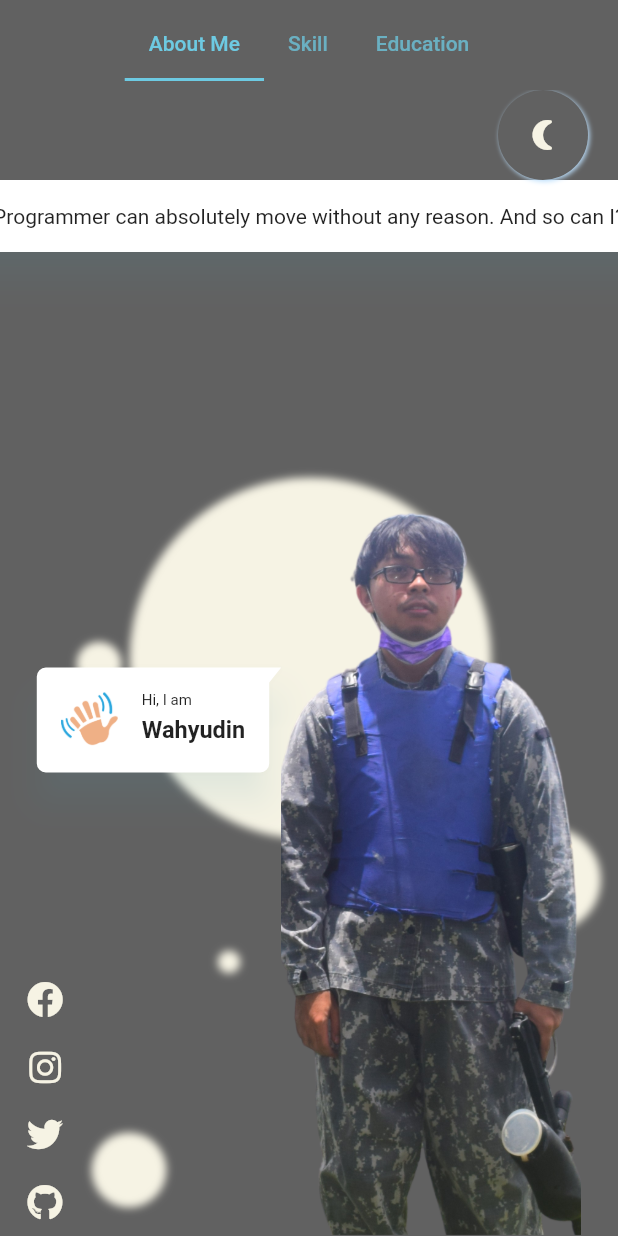
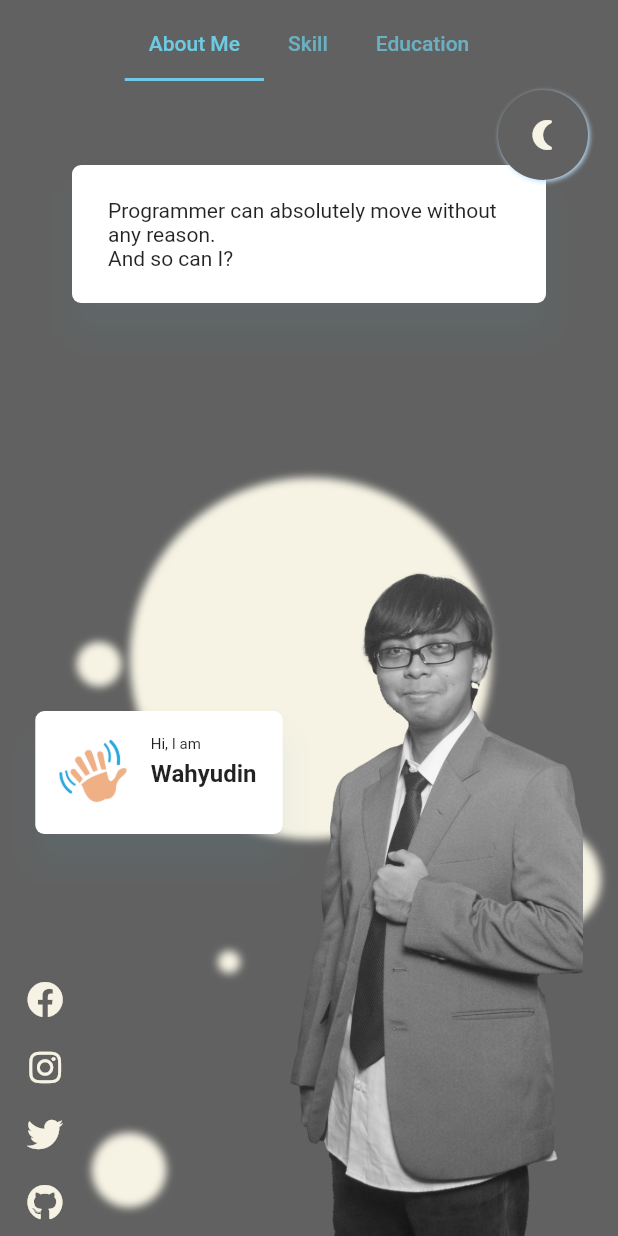
Before and after one commit to wawahyu/flutter-portfolio, a Flutter app: the LandingPage screen opened by its route, after a tap on the "wb sunny" icon, on a phone screen of 412 x 824 dp. Run offline on Flutter 3.47's test engine with Material 2 defaults, Android fonts, the phone set to English and light mode, and no system bars; drawn by our look-alikes of bubble; our stand-ins replace flutter_icons, url_launcher_web; missing offline and left inert: dart:html.

Commit message:
[Update Url]

```diff
--- /dev/null
+++ b/lib/configure/nonweb.dart
@@ -0,0 +1,3 @@
+void configureApp() {
+  // No-op.
+}
--- /dev/null
+++ b/lib/configure/web.dart
@@ -0,0 +1,5 @@
+import 'package:flutter_web_plugins/flutter_web_plugins.dart';
+
+void configureApp() {
+  setUrlStrategy(PathUrlStrategy());
+}
--- a/lib/generated_plugin_registrant.dart
+++ b/lib/generated_plugin_registrant.dart
@@ -2,6 +2,7 @@
 // Generated file. Do not edit.
 //
 
+// ignore_for_file: directives_ordering
 // ignore_for_file: lines_longer_than_80_chars
 
 import 'package:url_launcher_web/url_launcher_web.dart';
--- a/lib/landing.dart
+++ b/lib/landing.dart
@@ -1,9 +1,11 @@
+import 'dart:html' as html;
 import 'dart:math';
 
 import 'package:bubble/bubble.dart';
 import 'package:flutter/material.dart';
 import 'package:flutter_icons/flutter_icons.dart';
 import 'package:mycv/color.dart';
+import 'package:url_launcher/url_launcher.dart';
 
 class LandingPage extends StatefulWidget {
   @override
@@ -86,19 +88,21 @@ class _LandingPageState extends State<LandingPage>
 
   Widget greeting() {
     return Container(
-      width: 130 + MediaQuery.of(context).size.width * 8 / 100,
-      height: 80,
+      width: 132 + MediaQuery.of(context).size.width * 8 / 100,
+      height: 82,
       child: Bubble(
-        // alignment: Alignment.topLeft,
         padding: BubbleEdges.symmetric(
           vertical: 16,
           horizontal: 16,
         ),
         elevation: 10,
         shadowColor: blueColor.withOpacity(0.2),
-        margin: BubbleEdges.only(top: 10),
-        nip: BubbleNip.rightTop,
+
+        // nip: BubbleNip.rightTop,
         color: Colors.white,
+        child: Container(
+          height: 50,
+          width: 100 + MediaQuery.of(context).size.width * 8 / 100,
           child: Row(
             children: [
               Container(
@@ -139,6 +143,7 @@ class _LandingPageState extends State<LandingPage>
             ],
           ),
         ),
+      ),
     );
   }
 
@@ -148,7 +153,7 @@ class _LandingPageState extends State<LandingPage>
       width: 200,
       // color: Colors.blue.withOpacity(0.25),
       child: Image.asset(
-        'assets/images/me.png',
+        'assets/images/me2ex.png',
         fit: BoxFit.fitHeight,
       ),
     );
@@ -174,15 +179,15 @@ class _LandingPageState extends State<LandingPage>
         children: [
           Expanded(
             child: Container(
-              child: StreamBuilder<double>(
+              child: StreamBuilder<int>(
                 stream: Stream.periodic(Duration(seconds: 5), (i) {
                   Random random = Random();
-                    return random.nextInt(educations.length) / 1;
+                  return random.nextInt(educations.length);
                 }),
                 builder: (context, snapshot) {
                   int index = 0;
                   if (snapshot.hasData && snapshot.data != null) {
-                      index = int.parse(snapshot.data.toString());
+                    index = snapshot.data;
                   }
                   return Stack(
                     overflow: Overflow.visible,
@@ -192,12 +197,16 @@ class _LandingPageState extends State<LandingPage>
                             ? MediaQuery.of(context).size.width * 10 / 100
                             : -MediaQuery.of(context).size.height,
                         right: _tabController.index == 2
-                              ? MediaQuery.of(context).size.width * 8 / 100 + 20
+                            ? MediaQuery.of(context).size.width > 450
+                                ? MediaQuery.of(context).size.width * 8 / 100
+                                : 0
                             : -MediaQuery.of(context).size.width,
                         duration: Duration(milliseconds: 300),
                         child: Container(
-                            width: 250 +
-                                MediaQuery.of(context).size.width * 10 / 100,
+                          width: MediaQuery.of(context).size.width > 450
+                              ? 250 +
+                                  MediaQuery.of(context).size.width * 10 / 100
+                              : MediaQuery.of(context).size.width,
                           constraints: BoxConstraints(
                             minHeight: 60,
                             maxHeight: 100,
@@ -212,6 +221,7 @@ class _LandingPageState extends State<LandingPage>
                             elevation: 10,
                             shadowColor: blueColor.withOpacity(0.2),
                             color: Colors.white,
+                            child: Container(
                               child: Row(
                                 children: [
                                   Container(
@@ -258,10 +268,12 @@ class _LandingPageState extends State<LandingPage>
                               ),
                             ),
                           ),
+                        ),
                       );
                     }),
                   );
-                  }),
+                },
+              ),
             ),
           ),
         ],
@@ -271,26 +283,31 @@ class _LandingPageState extends State<LandingPage>
 
   Widget talk() {
     List<String> talk = [
-      'Programmer can absolutely move without any reason. And so can I?',
+      'Programmer can absolutely move without any reason.\nAnd so can I?',
       'Run the program again, and run again... \n#ah wait I almost saw the problem solving..arrgh\nOK try again.',
       "Talking about my dream? won't fit on this variable.",
       "Fullstack Developer, whether it's a program or a life. \nRemember this, can't do code if there's no life.",
       "Study has a long way of story and dream.",
       "Search, copy, paste and edit.\nSimple but still got error? that's problem."
     ];
-    return StreamBuilder<double>(
+    return StreamBuilder<int>(
       stream: Stream.periodic(Duration(seconds: 5), (i) {
         Random random = Random();
-        return random.nextInt(talk.length) / 1;
+        return random.nextInt(talk.length);
       }),
       builder: (context, snapshot) {
         int index = 0;
         if (snapshot.hasData && snapshot.data != null) {
-          index = int.parse(snapshot.data.toString());
+          index = snapshot.data;
         }
         return Container(
-          width: 450,
+          width: MediaQuery.of(context).size.width > 450
+              ? 450
+              : MediaQuery.of(context).size.width,
           height: MediaQuery.of(context).size.height,
+          constraints: BoxConstraints(
+            maxWidth: MediaQuery.of(context).size.width,
+          ),
           child: Stack(
             overflow: Overflow.visible,
             alignment: Alignment.bottomCenter,
@@ -301,13 +318,26 @@ class _LandingPageState extends State<LandingPage>
                 child: Bubble(
                   elevation: 10,
                   shadowColor: blueColor.withOpacity(0.2),
-                  padding: BubbleEdges.symmetric(
+                  color: Colors.white,
+                  margin: BubbleEdges.only(top: 10),
+                  child: Container(
+                    width: MediaQuery.of(context).size.width > 300
+                        ? 300
+                        : MediaQuery.of(context).size.width,
+                    padding: EdgeInsets.symmetric(
                       vertical: 16,
                       horizontal: 16,
                     ),
-                  color: Colors.white,
-                  margin: BubbleEdges.only(top: 10),
+                    constraints: BoxConstraints(
+                      minWidth: MediaQuery.of(context).size.width > 300
+                          ? 300
+                          : MediaQuery.of(context).size.width - 20,
+                      maxWidth: MediaQuery.of(context).size.width > 450
+                          ? 450
+                          : MediaQuery.of(context).size.width,
+                    ),
                     child: Text(talk[i]),
+                  ),
                 ),
               );
             }),
@@ -321,36 +351,32 @@ class _LandingPageState extends State<LandingPage>
     return Container(
       width: MediaQuery.of(context).size.width,
       height: MediaQuery.of(context).size.height,
-      child: Column(
-        mainAxisAlignment: MainAxisAlignment.end,
+      child: Stack(
+        overflow: Overflow.visible,
+        alignment: Alignment.topCenter,
         children: [
-          Expanded(
+          if (MediaQuery.of(context).size.height > 400)
+            Positioned(
+              top: 50,
               child: Container(
+                height: MediaQuery.of(context).size.height * 25 / 100,
                 child: talk(),
               ),
             ),
-          Container(
+          Positioned(
+            left: 0,
+            bottom: 0,
+            child: Container(
               height: MediaQuery.of(context).size.height * 75 / 100,
+              width: MediaQuery.of(context).size.width,
               child: Row(
                 // crossAxisAlignment: CrossAxisAlignment.end,
                 children: [
-                Flexible(
+                  Expanded(
                     child: Container(),
                   ),
                   Container(
-                  child: Column(
-                    children: [
-                      Expanded(
-                        child: Container(
-                          alignment: Alignment.bottomCenter,
                     child: greeting(),
-                        ),
-                      ),
-                      Expanded(
-                        child: Container(),
-                      ),
-                    ],
-                  ),
                   ),
                   Container(
                     alignment: Alignment.bottomCenter,
@@ -362,6 +388,7 @@ class _LandingPageState extends State<LandingPage>
                 ],
               ),
             ),
+          ),
         ],
       ),
     );
@@ -369,7 +396,6 @@ class _LandingPageState extends State<LandingPage>
 
   Widget social() {
     return Container(
-      height: MediaQuery.of(context).size.height,
       width: 60,
       child: Column(
         mainAxisAlignment: MainAxisAlignment.end,
@@ -377,33 +403,53 @@ class _LandingPageState extends State<LandingPage>
           Container(
             height: 45,
             width: 45,
+            child: InkWell(
+              onTap: () {
+                launch('https://www.facebook.com/yuudinwah/');
+              },
               child: Icon(
                 FontAwesome5Brands.facebook,
                 color: !_darkMode ? Colors.grey[700] : lightShadeYellowColor,
               ),
             ),
+          ),
           Container(
             height: 45,
             width: 45,
+            child: InkWell(
+              onTap: () {
+                launch('https://www.instagram.com/yuudinwah/');
+              },
               child: Icon(
                 FontAwesome5Brands.instagram,
                 color: !_darkMode ? Colors.grey[700] : lightShadeYellowColor,
               ),
             ),
+          ),
           Container(
             height: 45,
             width: 45,
+            child: InkWell(
+              onTap: () {
+                launch('https://twitter.com/yuudinwah');
+              },
               child: Icon(
                 FontAwesome5Brands.twitter,
                 color: !_darkMode ? Colors.grey[700] : lightShadeYellowColor,
               ),
             ),
+          ),
           Container(
             height: 45,
             width: 45,
+            child: InkWell(
+              onTap: () {
+                launch('https://github.com/yuudinwah');
+              },
               child: Icon(
                 FontAwesome5Brands.github,
                 color: !_darkMode ? Colors.grey[700] : lightShadeYellowColor,
+              ),
             ),
           ),
         ],
@@ -421,12 +467,14 @@ class _LandingPageState extends State<LandingPage>
             DateTime.now().month, DateTime.now().day, 6, 0, 0))) {
       _darkMode = true;
     }
+
   }
 
   @override
   Widget build(BuildContext context) {
     return Scaffold(
-      body: AnimatedContainer(
+      body: SafeArea(
+        child: AnimatedContainer(
           duration: Duration(milliseconds: 200),
           color: _darkMode ? Colors.grey[700] : lightShadeYellowColor,
           child: Column(
@@ -463,8 +511,11 @@ class _LandingPageState extends State<LandingPage>
                   ],
                 ),
               ),
+
               Expanded(
+                child: Container(
                   child: Stack(
+                    overflow: Overflow.visible,
                     children: [
                       background(),
                       AnimatedPositioned(
@@ -479,7 +530,9 @@ class _LandingPageState extends State<LandingPage>
                             children: [
                               Positioned(
                                 top: 0,
-                            right: MediaQuery.of(context).size.width * 20 / 100,
+                                right: MediaQuery.of(context).size.width *
+                                    20 /
+                                    100,
                                 child: AnimatedContainer(
                                   duration: Duration(milliseconds: 200),
                                   height: 150,
@@ -508,14 +561,19 @@ class _LandingPageState extends State<LandingPage>
                                 ),
                               ),
                               Positioned(
-                            top: MediaQuery.of(context).size.width * 10 / 100,
-                            right: MediaQuery.of(context).size.width * 4 / 100,
+                                top: MediaQuery.of(context).size.width *
+                                    10 /
+                                    100,
+                                right:
+                                    MediaQuery.of(context).size.width * 4 / 100,
                                 child: AnimatedContainer(
                                   duration: Duration(milliseconds: 200),
-                              height:
-                                  MediaQuery.of(context).size.width * 18 / 100,
-                              width:
-                                  MediaQuery.of(context).size.width * 18 / 100,
+                                  height: MediaQuery.of(context).size.width *
+                                      18 /
+                                      100,
+                                  width: MediaQuery.of(context).size.width *
+                                      18 /
+                                      100,
                                   constraints: BoxConstraints(
                                     maxHeight: 150,
                                     maxWidth: 150,
@@ -542,9 +600,13 @@ class _LandingPageState extends State<LandingPage>
                                 ),
                               ),
                               Positioned(
-                            bottom:
-                                MediaQuery.of(context).size.width * 23 / 100,
-                            right: 250,
+                                bottom: MediaQuery.of(context).size.height *
+                                    23 /
+                                    100,
+                                right: 80 +
+                                    MediaQuery.of(context).size.width *
+                                        25 /
+                                        100,
                                 child: AnimatedContainer(
                                   duration: Duration(milliseconds: 200),
                                   height: 120,
@@ -586,9 +648,18 @@ class _LandingPageState extends State<LandingPage>
                             : -MediaQuery.of(context).size.height,
                         child: education(),
                       ),
-                  profile(),
-                  social(),
                       Positioned(
+                        bottom: 0,
+                        left: 0,
+                        child: profile(),
+                      ),
+                      Positioned(
+                        bottom: 0,
+                        left: 0,
+                        child: social(),
+                      ),
+                      Positioned(
+                        top: 0,
                         right: 20,
                         child: InkWell(
                           hoverColor: Colors.transparent,
@@ -605,7 +676,9 @@ class _LandingPageState extends State<LandingPage>
                             height: 60,
                             width: 60,
                             child: Icon(
-                          _darkMode ? Icons.nightlight_round : Icons.wb_sunny,
+                              _darkMode
+                                  ? Icons.nightlight_round
+                                  : Icons.wb_sunny,
                               color: _darkMode
                                   ? lightShadeYellowColor
                                   : Colors.grey[400],
@@ -627,6 +700,7 @@ class _LandingPageState extends State<LandingPage>
                         ),
                       ),
                     ],
+                  ),
                 ),
               ),
               // Expanded(
@@ -705,6 +779,7 @@ class _LandingPageState extends State<LandingPage>
             ],
           ),
         ),
+      ),
     );
   }
 }
--- a/lib/main.dart
+++ b/lib/main.dart
@@ -1,8 +1,10 @@
 import 'package:flutter/material.dart';
 import 'package:mycv/color.dart';
 import 'package:mycv/landing.dart';
+import 'configure/nonweb.dart' if (dart.library.html) 'configure/web.dart';
 
 void main() {
+  configureApp();
   runApp(MyApp());
 }
 
@@ -10,15 +12,15 @@ class MyApp extends StatelessWidget {
   @override
   Widget build(BuildContext context) {
     return MaterialApp(
-      title: 'Flutter Wahyudin',
+      title: 'Hi, I am Wahyudin',
       debugShowCheckedModeBanner: false,
       theme: ThemeData(
         primarySwatch: primarySwatchColor,
       ),
-      initialRoute: 'home',
+      initialRoute: 'index',
       home: LandingPage(),
       routes: {
-        'home': (BuildContext context) => LandingPage(),
+        'index': (BuildContext context) => LandingPage(),
       },
     );
   }
```
Also changed, not shown: assets/images/me2.png (added), assets/images/me2ex.png (added), 4 other files. Lines whose indentation alone changed are shown as unchanged.
